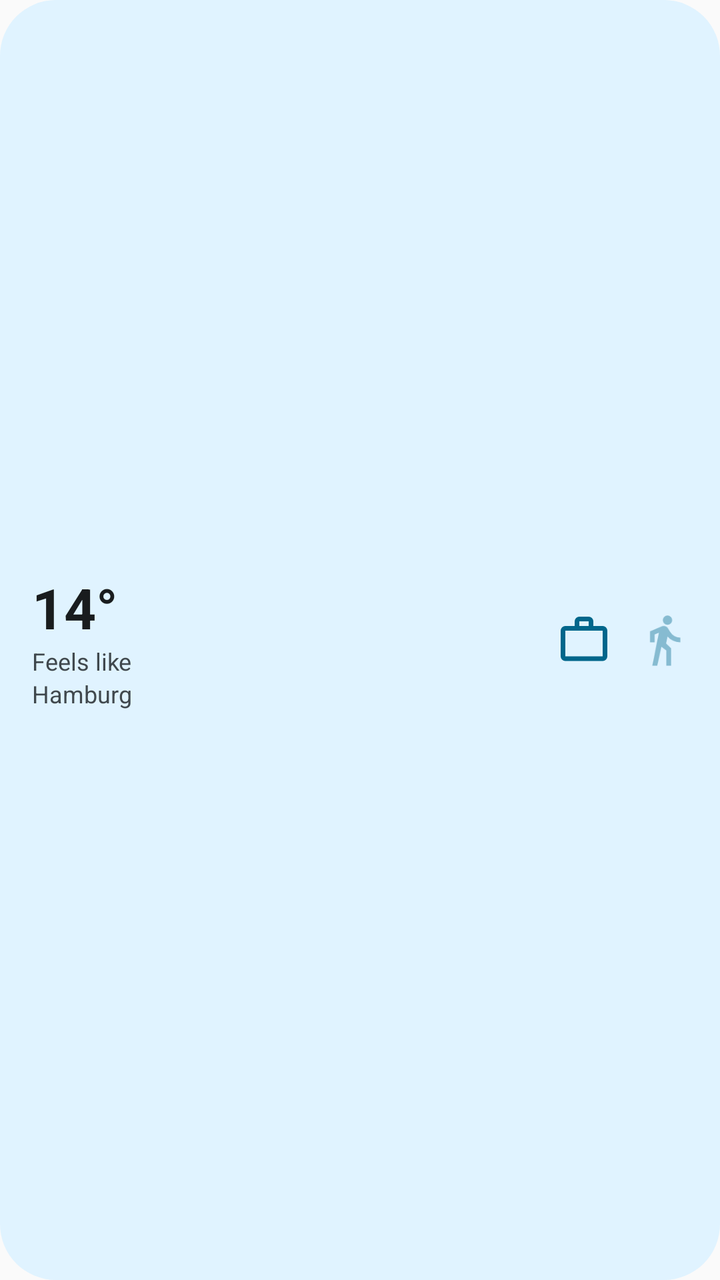
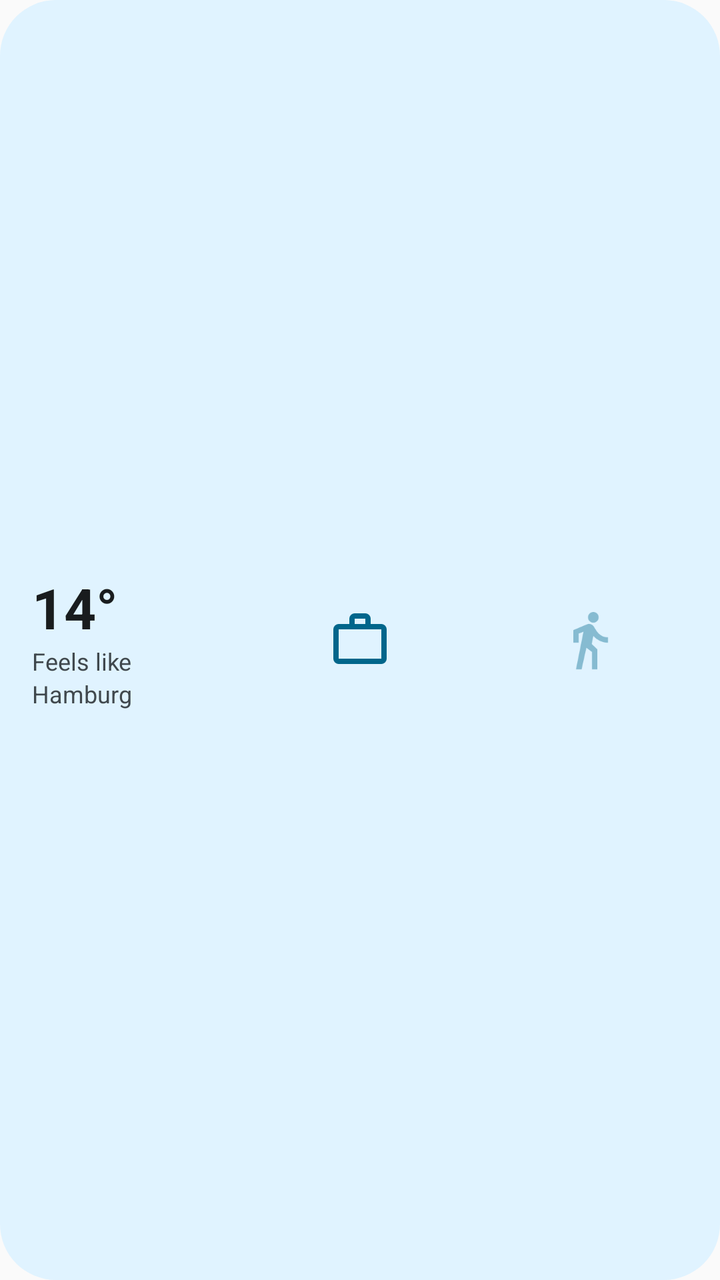

The first picture is an Android layout as it rendered before a commit; the second is the same layout after the commit. The layout source and the unified diff follow.
<!-- AndroidManifest.xml: application theme Theme.PerfectOutfit -->
<!-- res/layout/outfit_widget_preview.xml -->
<?xml version="1.0" encoding="utf-8"?>
<LinearLayout xmlns:android="http://schemas.android.com/apk/res/android"
    android:id="@android:id/background"
    android:layout_width="match_parent"
    android:layout_height="match_parent"
    android:background="@drawable/outfit_widget_background"
    android:gravity="center_vertical"
    android:orientation="horizontal"
    android:padding="8dp">

    <LinearLayout
        android:layout_width="0dp"
        android:layout_height="match_parent"
        android:layout_weight="1"
        android:gravity="center_vertical"
        android:orientation="vertical"
        android:paddingStart="8dp"
        android:paddingEnd="4dp">

        <TextView
            android:layout_width="wrap_content"
            android:layout_height="wrap_content"
            android:maxLines="1"
            android:text="@string/widget_preview_temperature"
            android:textColor="@color/widget_on_surface"
            android:textSize="28sp"
            android:textStyle="bold" />

        <TextView
            android:layout_width="match_parent"
            android:layout_height="wrap_content"
            android:maxLines="1"
            android:text="@string/widget_preview_basis"
            android:textColor="@color/widget_on_surface_variant"
            android:textSize="12sp" />

        <TextView
            android:layout_width="match_parent"
            android:layout_height="wrap_content"
            android:maxLines="1"
            android:text="@string/widget_preview_place"
            android:textColor="@color/widget_on_surface_variant"
            android:textSize="12sp" />
    </LinearLayout>

    <ImageView
        android:layout_width="40dp"
        android:layout_height="40dp"
        android:padding="6dp"
        android:src="@drawable/ic_work"
        android:tint="@color/widget_accent" />

    <ImageView
        android:layout_width="40dp"
        android:layout_height="40dp"
        android:alpha="0.4"
        android:padding="6dp"
        android:src="@drawable/ic_walk"
        android:tint="@color/widget_accent" />
</LinearLayout>
<!-- resources referenced by this layout -->
<resources>
  <color name="widget_accent">#FF2E6B30</color>
  <color name="widget_on_surface">#FF1A1C18</color>
  <color name="widget_on_surface_variant">#FF424940</color>
  <!-- drawable ic_walk (drawable) -->
  <?xml version="1.0" encoding="utf-8"?>
  <vector xmlns:android="http://schemas.android.com/apk/res/android"
      android:width="24dp"
      android:height="24dp"
      android:viewportWidth="960"
      android:viewportHeight="960">
      <group android:translateY="960">
          <path
              android:fillColor="#FF000000"
              android:pathData="m280-40 112-564-72 28v136h-80v-188l202-86q14-6 29.5-7t29.5 4q14 5 26.5 14t20.5 23l40 64q26 42 70.5 69T760-520v80q-66 0-123.5-27.5T540-540l-24 120 84 80v300h-80v-260l-84-64-72 324h-84Zm260-700q-33 0-56.5-23.5T460-820q0-33 23.5-56.5T540-900q33 0 56.5 23.5T620-820q0 33-23.5 56.5T540-740Z" />
      </group>
  </vector>
  <!-- drawable ic_work (drawable) -->
  <?xml version="1.0" encoding="utf-8"?>
  <vector xmlns:android="http://schemas.android.com/apk/res/android"
      android:width="24dp"
      android:height="24dp"
      android:viewportWidth="960"
      android:viewportHeight="960">
      <group android:translateY="960">
          <path
              android:fillColor="#FF000000"
              android:pathData="M160-120q-33 0-56.5-23.5T80-200v-440q0-33 23.5-56.5T160-720h160v-80q0-33 23.5-56.5T400-880h160q33 0 56.5 23.5T640-800v80h160q33 0 56.5 23.5T880-640v440q0 33-23.5 56.5T800-120H160Zm0-80h640v-440H160v440Zm240-520h160v-80H400v80ZM160-200v-440 440Z" />
      </group>
  </vector>
  <!-- drawable outfit_widget_background (drawable) -->
  <?xml version="1.0" encoding="utf-8"?>
  <shape xmlns:android="http://schemas.android.com/apk/res/android"
      android:shape="rectangle">
      <solid android:color="@color/widget_surface" />
      <corners android:radius="@dimen/widget_corner_radius" />
  </shape>
  <string name="widget_preview_basis">Feels like</string>
  <string name="widget_preview_place">Hamburg</string>
  <string name="widget_preview_temperature">14°</string>
  <style name="Theme.PerfectOutfit" parent="android:Theme.Material.Light.NoActionBar">
      </style>
  <color name="widget_surface">#FFEDF1E6</color>
  <dimen name="widget_corner_radius">16dp</dimen>
</resources>

<!-- the commit's change to res/layout/outfit_widget_preview.xml (unified diff, before → after) -->
@@ -43,18 +43,32 @@
             android:textSize="12sp" />
     </LinearLayout>
 
-    <ImageView
-        android:layout_width="40dp"
-        android:layout_height="40dp"
-        android:padding="6dp"
-        android:src="@drawable/ic_work"
-        android:tint="@color/widget_accent" />
+    <LinearLayout
+        android:layout_width="0dp"
+        android:layout_height="match_parent"
+        android:layout_weight="1"
+        android:gravity="center">
 
-    <ImageView
-        android:layout_width="40dp"
-        android:layout_height="40dp"
-        android:alpha="0.4"
-        android:padding="6dp"
-        android:src="@drawable/ic_walk"
-        android:tint="@color/widget_accent" />
+        <ImageView
+            android:layout_width="40dp"
+            android:layout_height="40dp"
+            android:padding="4dp"
+            android:src="@drawable/ic_work"
+            android:tint="@color/widget_accent" />
+    </LinearLayout>
+
+    <LinearLayout
+        android:layout_width="0dp"
+        android:layout_height="match_parent"
+        android:layout_weight="1"
+        android:gravity="center">
+
+        <ImageView
+            android:layout_width="40dp"
+            android:layout_height="40dp"
+            android:alpha="0.4"
+            android:padding="4dp"
+            android:src="@drawable/ic_walk"
+            android:tint="@color/widget_accent" />
+    </LinearLayout>
 </LinearLayout>
